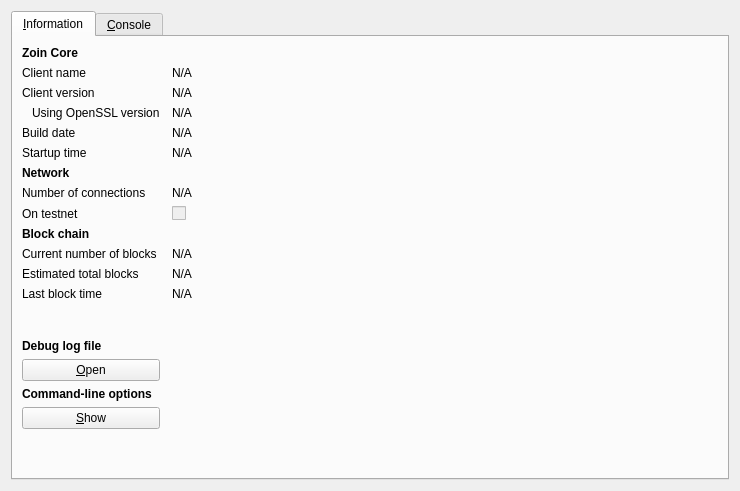
Qt form src/qt/forms/rpcconsole.ui (hanyh2004/zebra) before a commit.
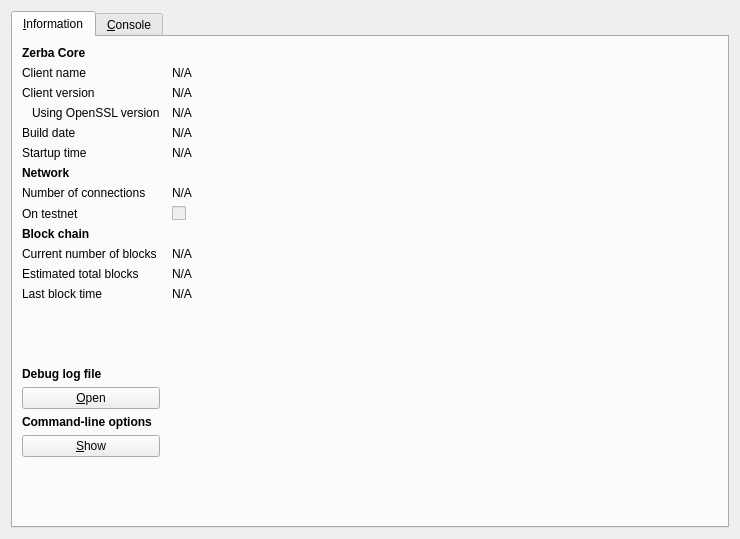
The same form after that commit. Icons and pictures are not drawn.

What changed in the file:
```diff
--- a/src/qt/forms/rpcconsole.ui
+++ b/src/qt/forms/rpcconsole.ui
@@ -7,7 +7,7 @@
     <x>0</x>
     <y>0</y>
     <width>740</width>
-    <height>491</height>
+    <height>539</height>
    </rect>
   </property>
   <property name="windowTitle">
@@ -36,7 +36,7 @@
           </font>
          </property>
          <property name="text">
-          <string>Zoin Core</string>
+          <string>Zerba Core</string>
          </property>
         </widget>
        </item>
```
Left out of the diff: 2 changed lines with no effect on the pictures.
